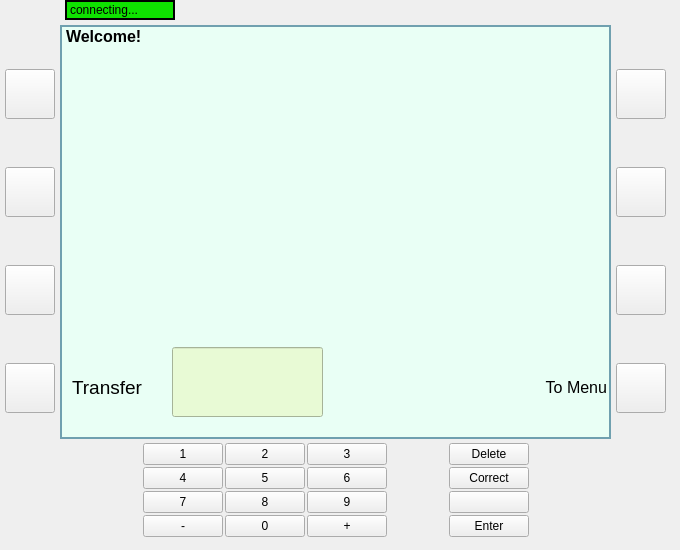
This is ATM_Project/mainwindow.ui in artikgak/MOOP_ATM as Qt 5 draws it before an edit. The edited form follows.
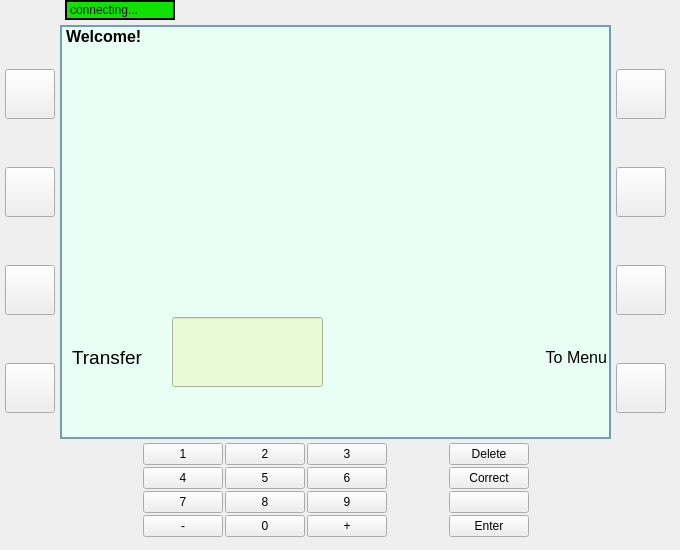
This is the edited form. The open tabs and pages were chosen to show the change. Icons and pictures are not drawn.

What changed in the file:
```diff
--- a/ATM_Project/mainwindow.ui
+++ b/ATM_Project/mainwindow.ui
@@ -1594,7 +1594,7 @@
               <x>0</x>
               <y>0</y>
               <width>551</width>
-              <height>381</height>
+              <height>351</height>
              </rect>
             </property>
             <layout class="QGridLayout" name="gridLayout_9" rowstretch="1,1,1,1" columnstretch="1,1" columnminimumwidth="0,0">
```
Left out of the diff: 2 changed lines with no effect on the pictures.
